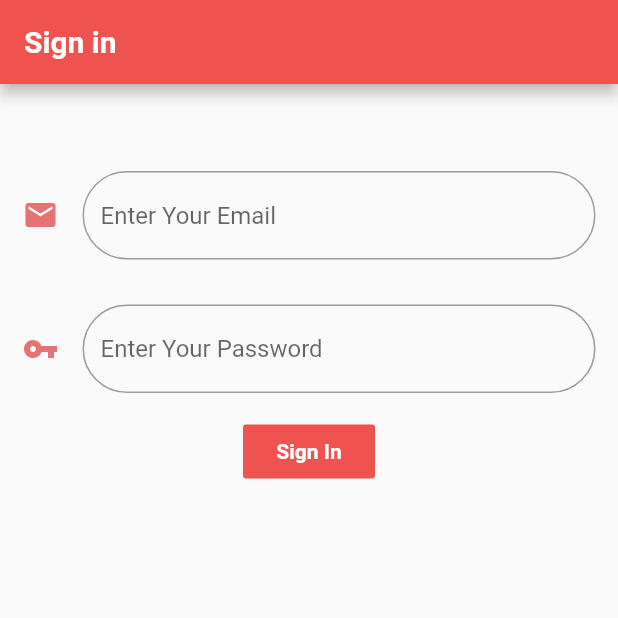
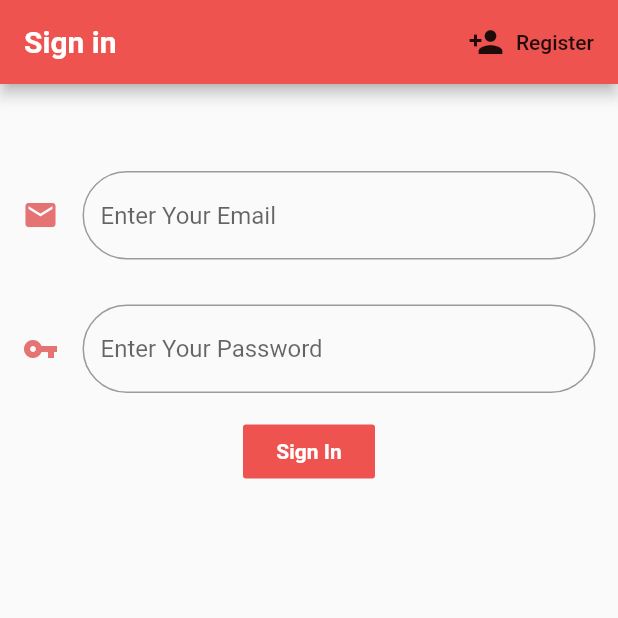
Before and after one commit to life-sync/family-todo, a Flutter app: the screen it shows after launch, on a phone screen of 412 x 824 dp, the top half of it. Run offline on Flutter 3.47's test engine with Material 2 defaults, Android fonts, the phone set to English and light mode, and no system bars; our stand-ins replace email_validator, firebase_auth, firebase_core; accounts and stored records are empty; Roboto replaces fonts that are missing (Merriweather, Plafair-Display, PlayFair-Display).

Commit message:
register button

```diff
--- a/lib/screens/signin.dart
+++ b/lib/screens/signin.dart
@@ -1,3 +1,4 @@
+import 'package:family_todolist/screens/register.dart';
 import 'package:flutter/material.dart';
 import 'package:email_validator/email_validator.dart';
 
@@ -21,6 +22,15 @@ class _SignInState extends State<SignIn> {
                 fontFamily: "PlayFair-Display", fontWeight: FontWeight.bold),
           ),
           backgroundColor: Colors.red[400],
+          actions: <Widget>[
+            FlatButton.icon(
+                icon: Icon(Icons.person_add),
+                label: Text("Register"),
+                onPressed: () {
+                  Navigator.push(context,
+                      MaterialPageRoute(builder: (context) => Register()));
+                }),
+          ],
         ),
         body: Column(
           crossAxisAlignment: CrossAxisAlignment.center,
```
Also changed, not shown: lib/screens/register.dart (+32 -0 lines).
